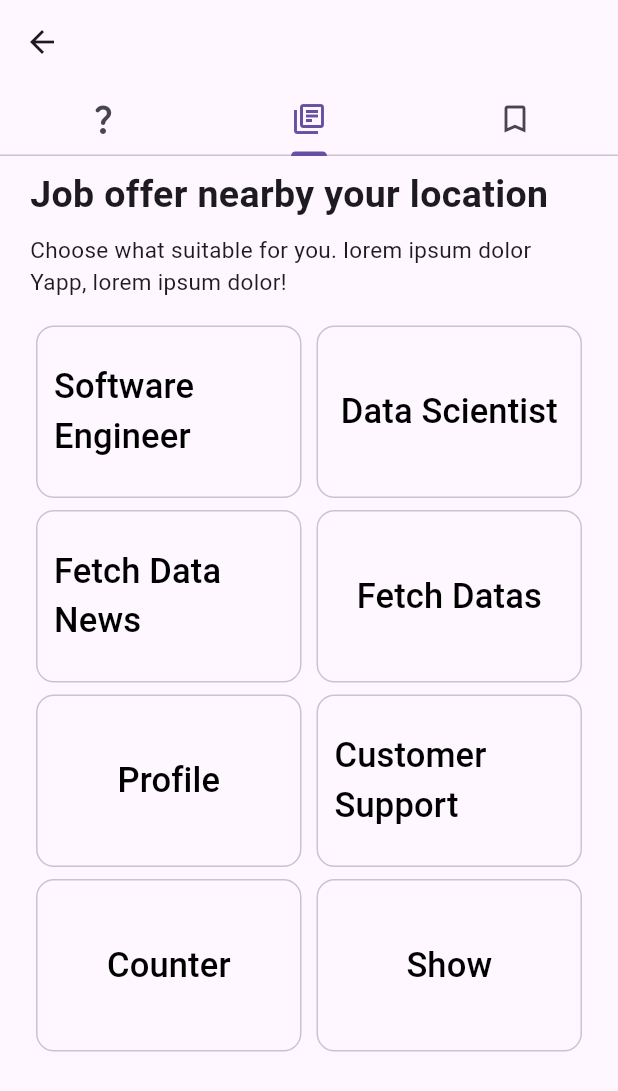
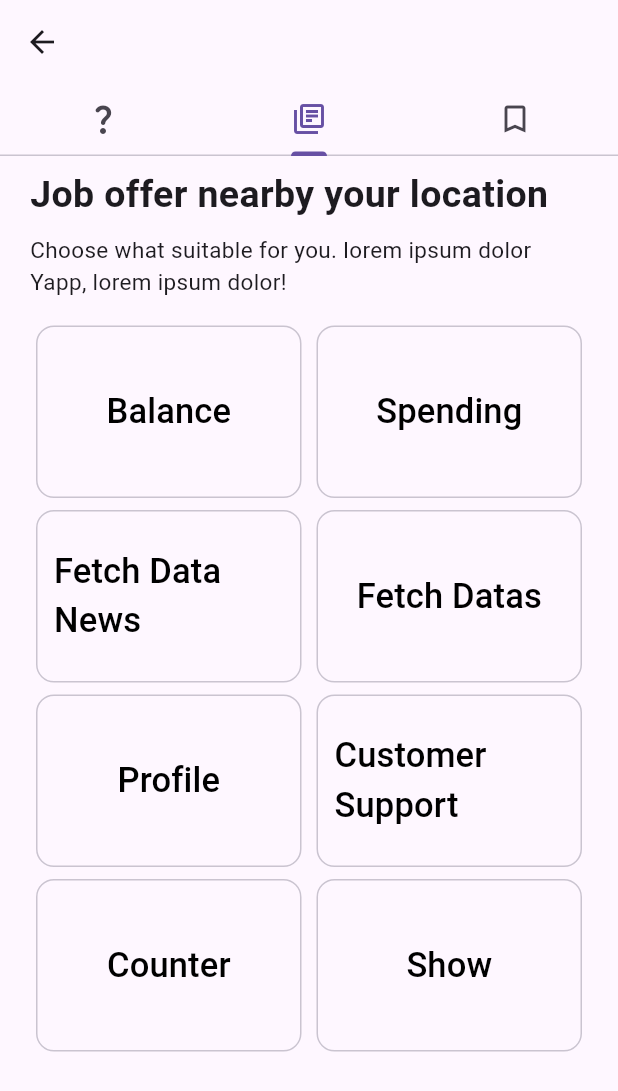
Before and after one commit to limerenrce/my_app, a Flutter app: the ProfileScreen screen opened directly, tab 2 chosen, on a phone screen of 412 x 824 dp. Shown: the top 1091 px of the screen. Run offline on Flutter 3.47's test engine with Material 3 defaults, Android fonts, the phone set to English and light mode, and no system bars; our stand-ins replace animated_theme_switcher, bloc, flutter_bloc, flutter_rating_bar, flutter_slidable, google_fonts and 2 more; accounts and stored records are empty; network calls fail.

Commit message:
balance REST API using cubit bloc

```diff
--- /dev/null
+++ b/lib/cubit/balance/cubit/balance_cubit.dart
@@ -0,0 +1,29 @@
+import 'package:flutter/widgets.dart';
+import 'package:flutter_bloc/flutter_bloc.dart';
+
+import 'package:my_app/dto/balances.dart';
+import 'package:my_app/services/data_service.dart';
+
+part 'balance_state.dart';
+
+class BalanceCubit extends Cubit<BalanceState> {
+  BalanceCubit() : super(const BalanceInitialState());
+
+  Future<void> fetchBalance() async {
+    try {
+      debugPrint("fire api");
+      int fetchedBalance;
+      List<Balances>? balances;
+      balances = await DataService.fetchBalances();
+      fetchedBalance = balances[0].balance;
+      emit(BalanceState(balance: fetchedBalance));
+    } catch (e) {
+      debugPrint("Error fetched data"); //Handle errors more gracefully
+    }
+  }
+
+  void updateBalance(int spending) {
+    final int newBalance = state.balance - spending;
+    emit(BalanceState(balance: newBalance));
+  }
+}
--- /dev/null
+++ b/lib/cubit/balance/cubit/balance_state.dart
@@ -0,0 +1,11 @@
+part of 'balance_cubit.dart';
+
+@immutable
+class BalanceState {
+  final int balance;
+  const BalanceState({required this.balance});
+}
+
+final class BalanceInitialState extends BalanceState {
+  const BalanceInitialState() : super(balance: 0);
+}
--- /dev/null
+++ b/lib/dto/balances.dart
@@ -0,0 +1,35 @@
+class Balances {
+  int idBalance;
+  String nim;
+  int balance;
+  DateTime createdAt;
+  DateTime updatedAt;
+  dynamic deletedAt;
+
+  Balances({
+    required this.idBalance,
+    required this.nim,
+    required this.balance,
+    required this.createdAt,
+    required this.updatedAt,
+    required this.deletedAt,
+  });
+
+  factory Balances.fromJson(Map<String, dynamic> json) => Balances(
+        idBalance: json["id_balance"],
+        nim: json["nim"],
+        balance: json["balance"],
+        createdAt: DateTime.parse(json["created_at"]),
+        updatedAt: DateTime.parse(json["updated_at"]),
+        deletedAt: json["deleted_at"],
+      );
+
+  Map<String, dynamic> toJson() => {
+        "id_balance": idBalance,
+        "nim": nim,
+        "balance": balance,
+        "created_at": createdAt.toIso8601String(),
+        "updated_at": updatedAt.toIso8601String(),
+        "deleted_at": deletedAt,
+      };
+}
--- a/lib/endpoints/endpoints.dart
+++ b/lib/endpoints/endpoints.dart
@@ -9,4 +9,6 @@ class Endpoints {
   static const String news = "$baseURL/news";
   static const String datas = "$baseURLLive/api/datas";
   static const String suppport = "$baseURLCs/nim";
+  static const String balance = "$baseURLLive/api/balance/2215091065";
+  static const String spending = "$baseURLLive/api/spending/2215091065";
 }
--- a/lib/main.dart
+++ b/lib/main.dart
@@ -1,15 +1,18 @@
 import 'package:flutter/material.dart';
 import 'package:flutter_bloc/flutter_bloc.dart';
+import 'package:my_app/cubit/balance/cubit/balance_cubit.dart';
 import 'package:my_app/cubit/counter_cubit.dart';
 import 'package:my_app/screens/datas_screen.dart';
 import 'package:my_app/screens/foods_screen.dart';
 import 'package:my_app/screens/home_screen.dart';
 import 'package:my_app/screens/news_screen.dart';
+import 'package:my_app/screens/routes/SecondScreen/balance_screen.dart';
 import 'package:my_app/screens/routes/SecondScreen/counter_screen.dart';
 import 'package:my_app/screens/routes/SecondScreen/custom_screen.dart';
 import 'package:my_app/screens/routes/SecondScreen/profile2_screen.dart';
 import 'package:my_app/screens/routes/SecondScreen/second_screen.dart';
 import 'package:my_app/screens/routes/SecondScreen/support_screen.dart';
+import 'package:my_app/screens/routes/SpendingScreen/spending_screen.dart';
 import 'package:my_app/screens/routes/showc_screen.dart';
 import 'package:my_app/screens/setting_screen.dart';
 import 'package:my_app/screens/profile_screen.dart';
@@ -25,7 +28,8 @@ class MyApp extends StatelessWidget {
   Widget build(BuildContext context) {
     return MultiBlocProvider(
       providers: [
-        BlocProvider<CounterCubit>(create: (context) => CounterCubit())
+        BlocProvider<CounterCubit>(create: (context) => CounterCubit()),
+        BlocProvider<BalanceCubit>(create: (context) => BalanceCubit()),
       ],
       child: MaterialApp(
         title: 'Flutter Demo',
@@ -43,6 +47,8 @@ class MyApp extends StatelessWidget {
           '/support-screen': (context) => const SupportScreen(),
           '/counter-screen': (context) => const CounterScreen(),
           '/showc-screen': (context) => const ShowcScreen(),
+          '/balance-screen': (context) => const BalanceScreen(),
+          '/spending-screen': (context) => const SpendingScreen(),
         },
       ),
     );
--- a/lib/screens/profile_screen.dart
+++ b/lib/screens/profile_screen.dart
@@ -73,13 +73,13 @@ class ProfileScreen extends StatelessWidget {
                             children: [
                               Card.outlined(
                                   child: _SampleCard(
-                                cardName: 'Software Engineer',
-                                location: '/first-screen',
+                                cardName: 'Balance',
+                                location: '/balance-screen',
                               )),
                               Card.outlined(
                                   child: _SampleCard(
-                                cardName: 'Data Scientist',
-                                location: '/second-screen',
+                                cardName: 'Spending',
+                                location: '/spending-screen',
                               )),
                             ],
                           ),
--- a/lib/utils/constants.dart
+++ b/lib/utils/constants.dart
@@ -1,4 +1,8 @@
 import 'package:flutter/material.dart';
+import 'package:intl/intl.dart';
 
 const secondaryColor = Color(0xFF5593f8);
 const primaryColor = Color(0xFF48c9e2);
+
+final formatter = NumberFormat.currency(locale: 'id_ID', symbol: 'Rp ');
+final DateFormat formatDate = DateFormat('yyyy-MM-dd H:mm');
--- a/pubspec.yaml
+++ b/pubspec.yaml
@@ -46,6 +46,7 @@ dependencies:
   flutter_rating_bar: ^4.0.1
   flutter_bloc: ^8.1.5
   meta: ^1.11.0
+  intl: ^0.19.0
 
 dev_dependencies:
   flutter_test:
```
Also changed, not shown: lib/dto/spendings.dart (added, +35 -0 lines), lib/screens/routes/SecondScreen/balance_screen.dart (added, +123 -0 lines), lib/screens/routes/SpendingScreen/spending_form_screen.dart (added, +52 -0 lines), lib/screens/routes/SpendingScreen/spending_screen.dart (added, +96 -0 lines), lib/services/data_service.dart (+44 -0 lines), pubspec.lock.
